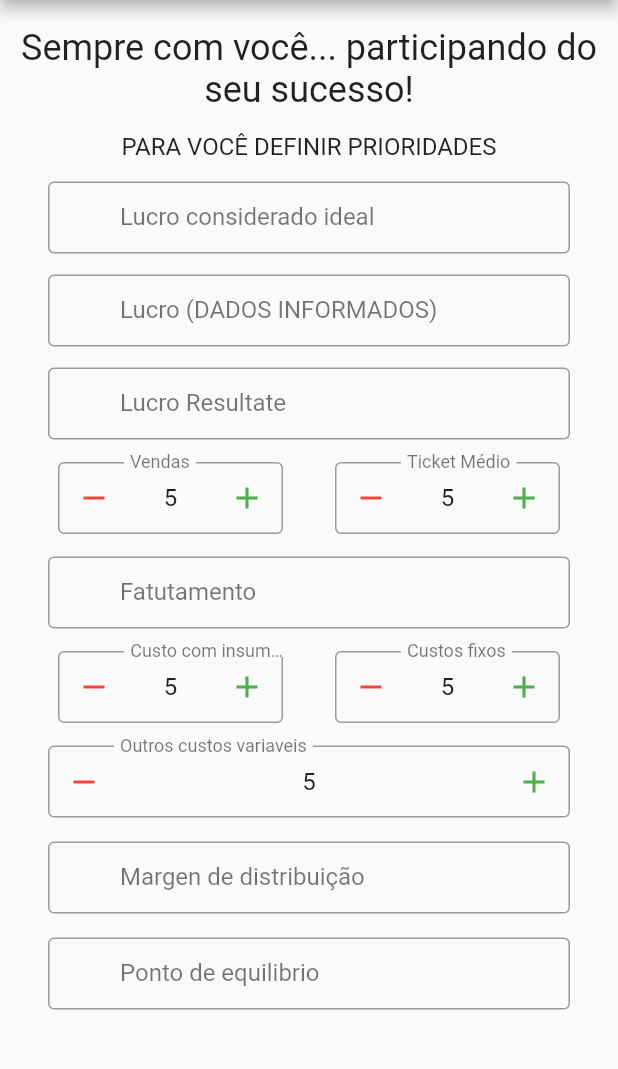
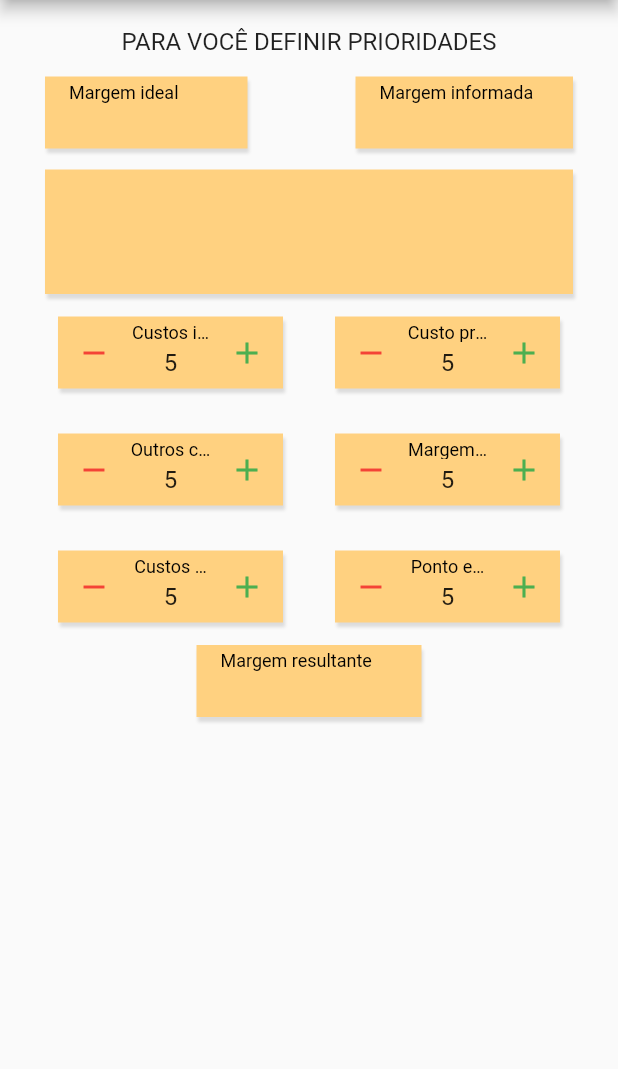
Before and after one commit to wolfxweb/appgestao, a Flutter app: the Simulador screen opened directly, on a phone screen of 412 x 824 dp, the part 84-1153 px from its top. Run offline on Flutter 3.47's test engine with Material 2 defaults, Android fonts, the phone set to English and light mode, and no system bars; drawn by our look-alikes of flutter_spinbox; our stand-ins replace brasil_fields, cloud_firestore, easy_dynamic_theme, firebase_auth, firebase_core, flutter_switch and 5 more; missing offline and left inert: bloc_pattern, dart:ffi, dart_date, dropdown_plus, firestore_search; accounts and stored records are empty.

Commit message:
juste layout tela simulador

```diff
--- a/lib/pages/simulador.dart
+++ b/lib/pages/simulador.dart
@@ -19,6 +19,7 @@ class _SimuladorState extends State<Simulador> {
   final _formKey = GlobalKey<FormState>();
   var alerta = AlertModal();
   var header = new HeaderAppBar();
+  var corFundo = Colors.grey[150];
   @override
   Widget build(BuildContext context) {
     return Scaffold(
@@ -35,12 +36,7 @@ class _SimuladorState extends State<Simulador> {
                   mainAxisAlignment: MainAxisAlignment.center,
                   crossAxisAlignment: CrossAxisAlignment.center,
                   children: [
-                    const Espacamento(),
-                    const Text(
-                      'Sempre com você... participando do seu sucesso!',
-                      style: TextStyle(fontSize: 24),
-                      textAlign: TextAlign.center,
-                    ),
+
                     const Espacamento(),
                     const Text(
                       'PARA VOCÊ DEFINIR PRIORIDADES',
@@ -48,9 +44,15 @@ class _SimuladorState extends State<Simulador> {
                       textAlign: TextAlign.center,
                     ),
                     const Espacamento(),
+                    Row(
+                      mainAxisAlignment: MainAxisAlignment.spaceBetween,
+                      children: [
                         Padding(
-                      padding: const EdgeInsets.symmetric(horizontal: 28, vertical: 0),
-                      child: TextFormField(
+                          padding: const EdgeInsets.symmetric(horizontal: 26, vertical: 0),
+                          child: Container(
+                            width: 135,
+                            decoration: buildBoxDecoration(),
+                            child:TextFormField(
                               validator: ValidationBuilder()
                                   .maxLength(50)
                                   .required()
@@ -58,20 +60,20 @@ class _SimuladorState extends State<Simulador> {
                               keyboardType: TextInputType.number,
                               controller: null,
                               decoration:
-                            _styleInput("Lucro considerado ideal ", "ops"),
+                              _styleInput("Margem ideal ", "ops",null),
                               inputFormatters: [
                                 FilteringTextInputFormatter.digitsOnly,
                                 CentavosInputFormatter(moeda: true, casasDecimais: 2)
                               ],
                             ),
                           ),
-
-                    const Espacamento(),
-                    // const Text("Custo de insumos para seu preparo ou de mercadoria para vendas"),
-                    // const Espacamento(),
+                        ),
                         Padding(
-                      padding: const EdgeInsets.symmetric(horizontal: 28, vertical: 0),
-                      child: TextFormField(
+                          padding: const EdgeInsets.symmetric(horizontal: 26, vertical: 0),
+                          child: Container(
+                            width: 145,
+                            decoration: buildBoxDecoration(),
+                            child:TextFormField(
                               validator: ValidationBuilder()
                                   .maxLength(50)
                                   .required()
@@ -79,128 +81,33 @@ class _SimuladorState extends State<Simulador> {
                               keyboardType: TextInputType.number,
                               controller: null,
                               decoration:
-                            _styleInput("Lucro (DADOS INFORMADOS)", "ops"),
+                              _styleInput("Margem informada ", "ops",null),
                               inputFormatters: [
-                          // obrigatório
                                 FilteringTextInputFormatter.digitsOnly,
                                 CentavosInputFormatter(moeda: true, casasDecimais: 2)
                               ],
                             ),
                           ),
+                        ),
+                      ],
+                    ),
                     const Espacamento(),
-                    Padding(
-                      padding: const EdgeInsets.symmetric(horizontal: 28, vertical: 0),
+                    // const Text("Custo de insumos para seu preparo ou de mercadoria para vendas"),
+                    // const Espacamento(),
+                    Container(
+                      padding: const EdgeInsets.symmetric(horizontal: 26, vertical: 0),
+                     child: Container(
+                        decoration: buildBoxDecoration(),
                         child: TextFormField(
+                          maxLines: 3,
                           validator: ValidationBuilder()
                               .maxLength(50)
                               .required()
                               .build(),
                           keyboardType: TextInputType.number,
                           controller: null,
-                        decoration: _styleInput("Lucro Resultate", "ops"),
-                        inputFormatters: [
-                          // obrigatório
-                          FilteringTextInputFormatter.digitsOnly,
-                          CentavosInputFormatter(moeda: true, casasDecimais: 2)
-                        ],
-                      ),
-                    ),
-                    Container(
-                      padding:
-                          EdgeInsets.symmetric(horizontal: 0, vertical: 15),
-                      child: Row(
-                        mainAxisAlignment: MainAxisAlignment.spaceEvenly,
-                        mainAxisSize: MainAxisSize.max,
-                        crossAxisAlignment: CrossAxisAlignment.center,
-                        children: [
-                          Container(
-                            width: 150,
-                            //  padding:  EdgeInsets.symmetric(horizontal: 0, vertical: 15),
-                            child: StreamBuilder(
-                                stream: null,
-                                builder: (context, snapshot) {
-                                  return buildSpinBox("Vendas");
-                                }),
-                          ),
-                          Container(
-                            width: 150,
-                            child: StreamBuilder(
-                                stream: null,
-                                builder: (context, snapshot) {
-                                  return buildSpinBox("Ticket Médio");
-                                }),
-                          ),
-                        ],
-                      ),
-                    ),
-                    Padding(
-                      padding: const EdgeInsets.symmetric(horizontal: 28, vertical: 0),
-                      child: TextFormField(
-                        validator: ValidationBuilder()
-                            .maxLength(50)
-                            .required()
-                            .build(),
-                        keyboardType: TextInputType.number,
-                        controller: null,
-                        decoration: _styleInput("Fatutamento", "ops"),
-                        inputFormatters: [
-                          // obrigatório
-                          FilteringTextInputFormatter.digitsOnly,
-                          CentavosInputFormatter(moeda: true, casasDecimais: 2)
-                        ],
-                      ),
-                    ),
-                    Container(
-                      padding:const EdgeInsets.symmetric(horizontal: 0, vertical: 15),
-                      child: Row(
-                        mainAxisAlignment: MainAxisAlignment.spaceEvenly,
-                        mainAxisSize: MainAxisSize.max,
-                        crossAxisAlignment: CrossAxisAlignment.center,
-                        children: [
-                          Container(
-                            width: 150,
-                            //  padding:  EdgeInsets.symmetric(horizontal: 0, vertical: 15),
-                            child: StreamBuilder(
-                                stream: null,
-                                builder: (context, snapshot) {
-                                  return buildSpinBox("Custo com insumos");
-                                }),
-                          ),
-                          Container(
-                            width: 150,
-                            child: StreamBuilder(
-                                stream: null,
-                                builder: (context, snapshot) {
-                                  return buildSpinBox("Custos fixos");
-                                }),
-                          ),
-                        ],
-                      ),
-                    ),
-                    Container(
-                      padding: const EdgeInsets.symmetric(horizontal: 28, vertical: 0),
-                      child:      Container(
-
-                        child: StreamBuilder(
-                            stream: null,
-                            builder: (context, snapshot) {
-                              return buildSpinBox("Outros custos variaveis");
-                            }),
-                      ),
-                    ),
-                    Padding(
-                      padding: const EdgeInsets.symmetric(horizontal: 28, vertical: 0),
-                      child: Container(
-                        padding: const EdgeInsets.symmetric(horizontal: 0, vertical: 16),
-                        child: TextFormField(
-
-                          validator: ValidationBuilder()
-                              .maxLength(50)
-                              .required()
-                              .build(),
-                          keyboardType: TextInputType.number,
-                          controller: null,
-                          decoration: _styleInput("Margen de distribuição", "ops"),
+                          decoration:
+                              _styleInput("", "ops",null),
                           inputFormatters: [
                             // obrigatório
                             FilteringTextInputFormatter.digitsOnly,
@@ -209,8 +116,102 @@ class _SimuladorState extends State<Simulador> {
                         ),
                       ),
                     ),
-                    Padding(
-                      padding: const EdgeInsets.symmetric(horizontal: 28, vertical: 0),
+
+                    Container(
+                      padding: EdgeInsets.symmetric(horizontal: 0, vertical: 15),
+
+                      child: Row(
+                        mainAxisAlignment: MainAxisAlignment.spaceEvenly,
+                        mainAxisSize: MainAxisSize.max,
+                        crossAxisAlignment: CrossAxisAlignment.center,
+                        children: [
+                          Container(
+                            width: 150,
+                            decoration: buildBoxDecoration(),
+                            //  padding:  EdgeInsets.symmetric(horizontal: 0, vertical: 15),
+                            child: StreamBuilder(
+                                stream: null,
+                                builder: (context, snapshot) {
+                                  return buildSpinBox("Custos insumos");
+                                }),
+                          ),
+                          Container(
+                            width: 150,
+                            decoration: buildBoxDecoration(),
+
+                            child: StreamBuilder(
+                                stream: null,
+                                builder: (context, snapshot) {
+                                  return buildSpinBox("Custo produto 3ºs");
+                                }),
+                          ),
+                        ],
+                      ),
+                    ),
+                    Container(
+                      padding: EdgeInsets.symmetric(horizontal: 0, vertical: 15),
+
+                      child: Row(
+                        mainAxisAlignment: MainAxisAlignment.spaceEvenly,
+                        mainAxisSize: MainAxisSize.max,
+                        crossAxisAlignment: CrossAxisAlignment.center,
+                        children: [
+                          Container(
+                            width: 150,
+                            decoration: buildBoxDecoration(),
+                            //  padding:  EdgeInsets.symmetric(horizontal: 0, vertical: 15),
+                            child: StreamBuilder(
+                                stream: null,
+                                builder: (context, snapshot) {
+                                  return buildSpinBox("Outros custos");
+                                }),
+                          ),
+                          Container(
+                            width: 150,
+                            decoration: buildBoxDecoration(),
+                            child: StreamBuilder(
+                                stream: null,
+                                builder: (context, snapshot) {
+                                  return buildSpinBox("Margem contribuição");
+                                }),
+                          ),
+                        ],
+                      ),
+                    ),
+                    Container(
+                      padding: EdgeInsets.symmetric(horizontal: 0, vertical: 15),
+
+                      child: Row(
+                        mainAxisAlignment: MainAxisAlignment.spaceEvenly,
+                        mainAxisSize: MainAxisSize.max,
+                        crossAxisAlignment: CrossAxisAlignment.center,
+                        children: [
+                          Container(
+                            width: 150,
+                            decoration: buildBoxDecoration(),
+                            //  padding:  EdgeInsets.symmetric(horizontal: 0, vertical: 15),
+                            child: StreamBuilder(
+                                stream: null,
+                                builder: (context, snapshot) {
+                                  return buildSpinBox("Custos fixos");
+                                }),
+                          ),
+                          Container(
+                            width: 150,
+                            decoration: buildBoxDecoration(),
+                            child: StreamBuilder(
+                                stream: null,
+                                builder: (context, snapshot) {
+                                  return buildSpinBox("Ponto equilibio");
+                                }),
+                          ),
+                        ],
+                      ),
+                    ),
+                    Container(
+                      width: 150,
+                      decoration: buildBoxDecoration(),
+                    //  padding: const EdgeInsets.symmetric(horizontal: 28, vertical: 0),
                       child: TextFormField(
                         validator: ValidationBuilder()
                             .maxLength(50)
@@ -218,7 +219,10 @@ class _SimuladorState extends State<Simulador> {
                             .build(),
                         keyboardType: TextInputType.number,
                         controller: null,
-                        decoration: _styleInput("Ponto de equilibrio", "ops"),
+                        decoration: _styleInput(
+                            "Margem resultante",
+                            "ops", null
+                        ),
                         inputFormatters: [
                           // obrigatório
                           FilteringTextInputFormatter.digitsOnly,
@@ -226,6 +230,7 @@ class _SimuladorState extends State<Simulador> {
                         ],
                       ),
                     ),
+
                   ],
                 ),
               ),
@@ -235,7 +240,19 @@ class _SimuladorState extends State<Simulador> {
       ),
     );
   }
-
+  BoxDecoration buildBoxDecoration() {
+    return const BoxDecoration(
+      color: Colors.transparent,
+      //borderRadius: BorderRadius.circular(20),
+      boxShadow: [
+        BoxShadow(
+          color: Colors.black12,
+          blurRadius: 1,
+          offset: Offset(1, 3), // Shadow position
+        ),
+      ],
+    );
+  }
   buildSpinBox(String TextDecoretion) {
     return SpinBox(
       min: 1,
@@ -258,36 +275,33 @@ class _SimuladorState extends State<Simulador> {
   }
 
   buildDecoratorSpinBox(String labelText) {
-    return InputDecoration(
-        contentPadding: const EdgeInsets.symmetric(horizontal: 0, vertical: 0),
-        focusedBorder: const OutlineInputBorder(
-          borderSide: BorderSide(color: Colors.orange, width: 1.0),
-        ),
-        border: const OutlineInputBorder(
-          borderSide: BorderSide(color: Colors.orange, width: 1.0),
-        ),
-        labelStyle: const TextStyle(color: Colors.black54),
-        labelText: labelText);
+    return   _styleInput(labelText, "ops",null);
   }
 
-  _styleInput(String text, String modal) {
+  _styleInput(String text, String modal, suffixIcon) {
+    if (modal == "cor") {
+      corFundo = Colors.grey[100];
+    } else {
+      corFundo = Colors.orangeAccent[100];
+    }
     return InputDecoration(
-      contentPadding: const EdgeInsets.symmetric(horizontal: 0, vertical: 0),
-      prefixIcon: IconButton(
-        icon: const Icon(Icons.help),
-        color: Colors.transparent,
-        onPressed: () {
-          alerta.openModal(context, modal);
-        },
+      floatingLabelBehavior: FloatingLabelBehavior.always,
+      contentPadding: const EdgeInsets.symmetric(horizontal: 16, vertical: 5),
+      suffixIcon:suffixIcon,
+      fillColor: corFundo,
+      filled: true,
+
+      // disabledBorder: true,
+      focusedBorder: const OutlineInputBorder(
+        borderSide: BorderSide(
+            color: Colors.orange, width: 1.0, style: BorderStyle.none),
       ),
-      focusedBorder: const OutlineInputBorder(
-        borderSide: BorderSide(color: Colors.orange, width: 1.0),
+      border: InputBorder.none,
+      labelText: text,
+      labelStyle: const TextStyle(
+        color: Colors.black,
+        //  backgroundColor: Colors.white,
       ),
-      border: const OutlineInputBorder(
-        borderSide: BorderSide(color: Colors.orange, width: 1.0),
-      ),
-      labelText: text,
-      labelStyle: const TextStyle(color: Colors.black54),
       // hintText: 'Quantidade de clientes atendidos',
     );
   }
```
Lines whose indentation alone changed are shown as unchanged.
